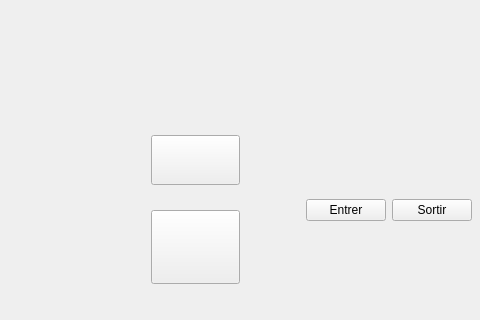
This is mainwindow.ui in VConstans/IHMEcluse as Qt 5 draws it before an edit; both pictures show x 0 to 480 and y 342 to 662 of the 831 by 790 pixel window. The edited form follows.
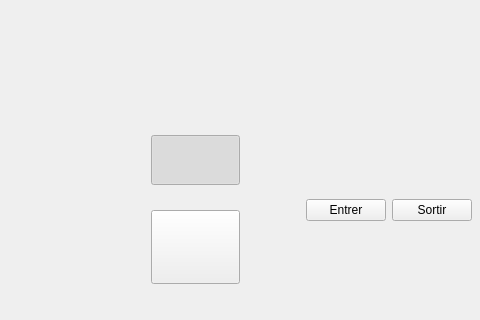
This is the edited form. The open tabs and pages were chosen to show the change. Icons and pictures are not drawn.

Commit message: Fix name and exclusif buttons

What changed in the file:
```diff
--- a/mainwindow.ui
+++ b/mainwindow.ui
@@ -58,6 +58,15 @@
            <property name="text">
             <string/>
            </property>
+           <property name="checkable">
+            <bool>true</bool>
+           </property>
+           <property name="checked">
+            <bool>true</bool>
+           </property>
+           <property name="autoExclusive">
+            <bool>true</bool>
+           </property>
           </widget>
          </item>
          <item>
```
Left out of the diff: 12 changed lines with no effect on the pictures.
